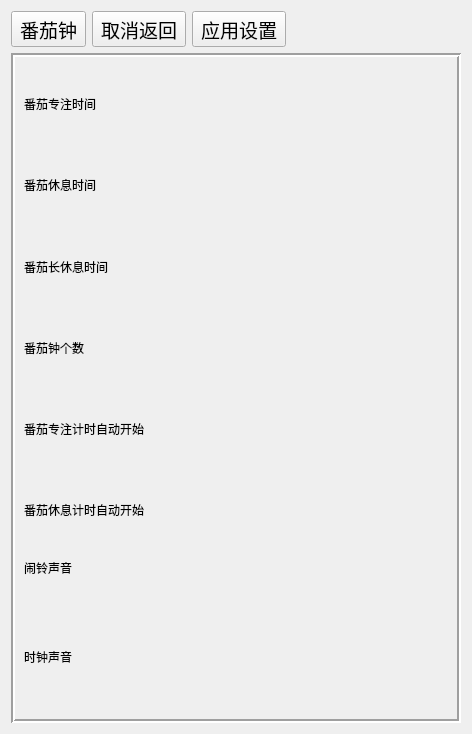
The window that Scenes/mainscene.ui (lin-gu/Pomofocus) describes before a commit, drawn with Qt 5.
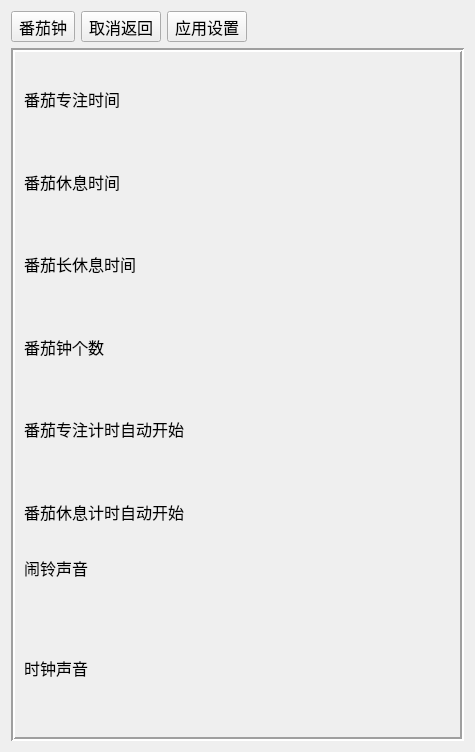
The same window after the commit. The open tabs and pages were chosen to show the change. Icons and pictures are not drawn. Custom widgets are drawn as their Qt base class.

What changed in the file:
```diff
--- a/Scenes/mainscene.ui
+++ b/Scenes/mainscene.ui
@@ -6,8 +6,8 @@
    <rect>
     <x>0</x>
     <y>0</y>
-    <width>472</width>
-    <height>734</height>
+    <width>475</width>
+    <height>752</height>
    </rect>
   </property>
   <property name="windowTitle">
@@ -19,7 +19,7 @@
      <property name="font">
       <font>
        <family>Yuppy SC</family>
-       <pointsize>14</pointsize>
+       <pointsize>12</pointsize>
       </font>
      </property>
      <property name="cursor">
@@ -48,7 +48,7 @@
      <property name="font">
       <font>
        <family>Yuppy SC</family>
-       <pointsize>14</pointsize>
+       <pointsize>12</pointsize>
       </font>
      </property>
      <property name="cursor">
@@ -80,7 +80,7 @@
      <property name="font">
       <font>
        <family>Yuppy SC</family>
-       <pointsize>14</pointsize>
+       <pointsize>12</pointsize>
       </font>
      </property>
      <property name="cursor">
@@ -305,6 +305,7 @@
          <property name="font">
           <font>
            <family>Yuppy SC</family>
+           <pointsize>12</pointsize>
           </font>
          </property>
          <property name="text">
@@ -320,6 +321,7 @@
          <property name="font">
           <font>
            <family>Yuppy SC</family>
+           <pointsize>12</pointsize>
           </font>
          </property>
          <property name="text">
@@ -335,6 +337,7 @@
          <property name="font">
           <font>
            <family>Yuppy SC</family>
+           <pointsize>12</pointsize>
           </font>
          </property>
          <property name="text">
@@ -350,6 +353,7 @@
          <property name="font">
           <font>
            <family>Yuppy SC</family>
+           <pointsize>12</pointsize>
           </font>
          </property>
          <property name="text">
@@ -365,6 +369,7 @@
          <property name="font">
           <font>
            <family>Yuppy SC</family>
+           <pointsize>12</pointsize>
           </font>
          </property>
          <property name="text">
@@ -396,6 +401,7 @@
          <property name="font">
           <font>
            <family>Yuppy SC</family>
+           <pointsize>12</pointsize>
           </font>
          </property>
          <property name="text">
@@ -427,6 +433,7 @@
          <property name="font">
           <font>
            <family>Yuppy SC</family>
+           <pointsize>12</pointsize>
           </font>
          </property>
          <property name="text">
@@ -445,6 +452,7 @@
          <property name="font">
           <font>
            <family>Yuppy SC</family>
+           <pointsize>12</pointsize>
           </font>
          </property>
          <property name="text">
```
Left out of the diff: 4 changed lines with no effect on the pictures.
